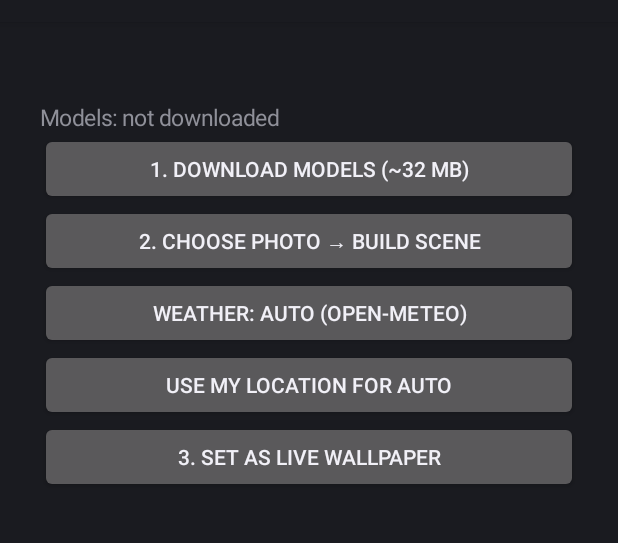
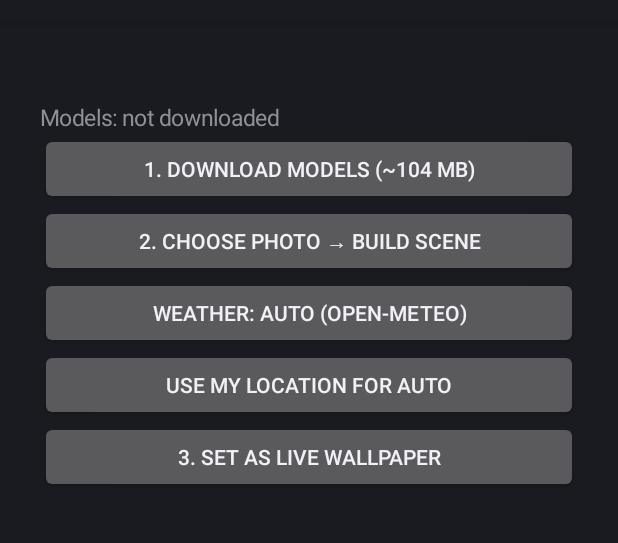
Before and after one commit to s26998063-hub/WeatherWall, an Android app: the screen it shows after launch (MainActivity), on a phone screen of 412 x 824 dp, the part 62-605 px from its top. Run offline under Robolectric (Android 15) with nearby library versions, the phone set to English and light mode, and no system bars; libraries missing offline, so code that uses them is left out: ai.onnxruntime.

Commit message:
depth: fp32 model (ORT CPU has no ConvInteger)

```diff
--- a/app/src/main/java/dev/weatherwall/MainActivity.kt
+++ b/app/src/main/java/dev/weatherwall/MainActivity.kt
@@ -31,7 +31,7 @@ class MainActivity : Activity() {
         val col = LinearLayout(this).apply { orientation = LinearLayout.VERTICAL; setPadding(40, 80, 40, 40) }
         status = TextView(this).apply { textSize = 15f }
         col.addView(status)
-        add(col, "1. Download models (~32 MB)") { work { Models.download(this) { say(it) }; say("Models ready") } }
+        add(col, "1. Download models (~104 MB)") { work { Models.download(this) { say(it) }; say("Models ready") } }
         add(col, "2. Choose photo → build scene") {
             startActivityForResult(Intent(Intent.ACTION_GET_CONTENT).setType("image/*"), 1)
         }
--- a/app/src/main/java/dev/weatherwall/Models.kt
+++ b/app/src/main/java/dev/weatherwall/Models.kt
@@ -18,12 +18,12 @@ import kotlin.math.sqrt
 
 /** Downloads two small ONNX models once, then builds a "scene" (photo + foreground cut-out + depth haze). */
 object Models {
-    // Depth Anything V2 Small (Apache-2.0), int8, ~27 MB
-    private const val DEPTH_URL = "https://huggingface.co/onnx-community/depth-anything-v2-small/resolve/main/onnx/model_int8.onnx"
+    // Depth Anything V2 Small (Apache-2.0), int8, ~99 MB
+    private const val DEPTH_URL = "https://huggingface.co/onnx-community/depth-anything-v2-small/resolve/main/onnx/model.onnx"
     // U2-Net-P (Apache-2.0), ~4.6 MB, md5 8e83ca70e441ab06c318d82300c84806
     private const val SEG_URL = "https://github.com/danielgatis/rembg/releases/download/v0.0.0/u2netp.onnx"
 
-    private fun depthFile(c: Context) = File(c.filesDir, "depth.onnx")
+    private fun depthFile(c: Context) = File(c.filesDir, "depth32.onnx")
     private fun segFile(c: Context) = File(c.filesDir, "u2netp.onnx")
     fun ready(c: Context) = depthFile(c).length() > 1_000_000 && segFile(c).length() > 1_000_000
 
```
